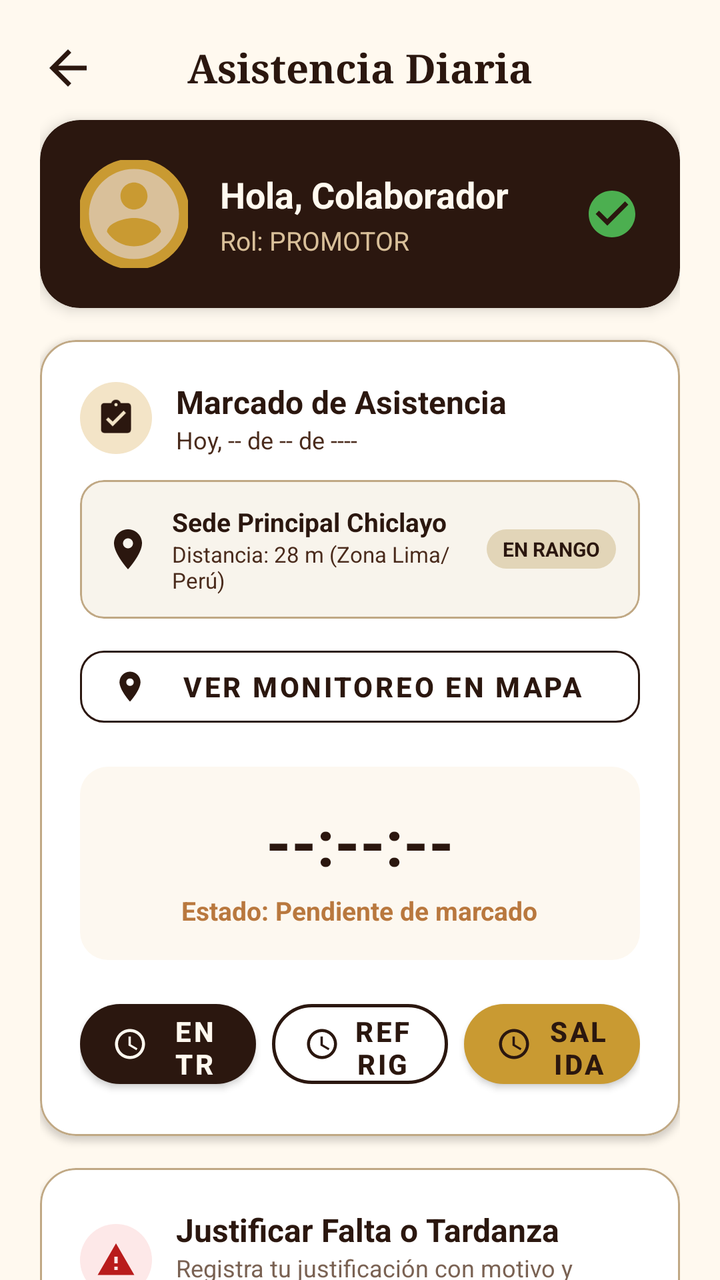
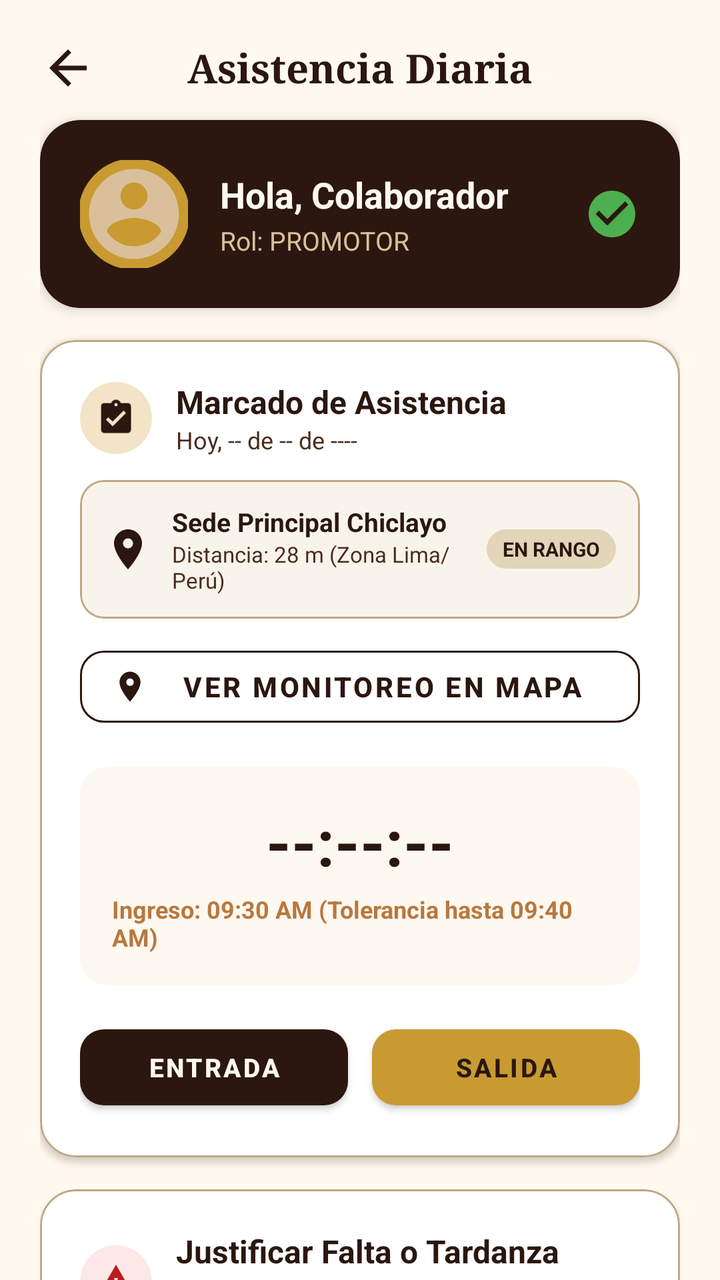

The first picture is an Android layout as it rendered before a commit; the second is the same layout after the commit. The layout source and the unified diff follow.
<!-- AndroidManifest.xml: application theme Theme.PiccoliField -->
<!-- res/layout/fragment_asistencias.xml -->
<?xml version="1.0" encoding="utf-8"?>
<androidx.core.widget.NestedScrollView xmlns:android="http://schemas.android.com/apk/res/android"
    xmlns:app="http://schemas.android.com/apk/res-auto"
    xmlns:tools="http://schemas.android.com/tools"
    android:layout_width="match_parent"
    android:layout_height="match_parent"
    android:background="@color/marfil_suave"
    android:fillViewport="true"
    tools:context=".ui.asistencias.AsistenciasFragment">

    <LinearLayout
        android:layout_width="match_parent"
        android:layout_height="wrap_content"
        android:orientation="vertical"
        android:padding="20dp">

        
        <RelativeLayout
            android:id="@+id/toolbarHeader"
            android:layout_width="match_parent"
            android:layout_height="wrap_content"
            android:layout_marginBottom="12dp">

            <ImageView
                android:id="@+id/btnBack"
                android:layout_width="28dp"
                android:layout_height="28dp"
                android:layout_alignParentStart="true"
                android:layout_centerVertical="true"
                android:background="?attr/selectableItemBackgroundBorderless"
                android:clickable="true"
                android:contentDescription="@string/cd_back"
                android:focusable="true"
                android:src="@drawable/ic_back_arrow"
                app:tint="@color/cafe_profundo" />

            <TextView
                android:id="@+id/tvToolbarTitle"
                android:layout_width="wrap_content"
                android:layout_height="wrap_content"
                android:layout_centerInParent="true"
                android:fontFamily="serif"
                android:text="Asistencia Diaria"
                android:textColor="@color/cafe_profundo"
                android:textSize="20sp"
                android:textStyle="bold" />
        </RelativeLayout>

        
        <com.google.android.material.card.MaterialCardView
            android:layout_width="match_parent"
            android:layout_height="wrap_content"
            app:cardBackgroundColor="@color/cafe_profundo"
            app:cardCornerRadius="20dp"
            app:cardElevation="4dp"
            app:strokeWidth="0dp">

            <LinearLayout
                android:layout_width="match_parent"
                android:layout_height="wrap_content"
                android:gravity="center_vertical"
                android:orientation="horizontal"
                android:padding="20dp">

                <com.google.android.material.imageview.ShapeableImageView
                    android:id="@+id/ivFotoColaboradorHeader"
                    android:layout_width="54dp"
                    android:layout_height="54dp"
                    android:background="@drawable/bg_stat_icon_circle"
                    android:backgroundTint="@color/dorado_premium"
                    android:scaleType="centerCrop"
                    app:shapeAppearanceOverlay="@style/ShapeAppearanceOverlay.App.CornerSize50Percent"
                    app:srcCompat="@drawable/ic_avatar_placeholder"
                    app:strokeColor="@color/dorado_premium"
                    app:strokeWidth="1.5dp"
                    tools:ignore="ContentDescription" />

                <LinearLayout
                    android:layout_width="0dp"
                    android:layout_height="wrap_content"
                    android:layout_marginStart="16dp"
                    android:layout_weight="1"
                    android:orientation="vertical">

                    <TextView
                        android:id="@+id/tvNombreColaborador"
                        android:layout_width="wrap_content"
                        android:layout_height="wrap_content"
                        android:text="Hola, Colaborador"
                        android:textColor="@color/marfil_suave"
                        android:textSize="18sp"
                        android:textStyle="bold" />

                    <TextView
                        android:id="@+id/tvRolColaborador"
                        android:layout_width="wrap_content"
                        android:layout_height="wrap_content"
                        android:layout_marginTop="2dp"
                        android:text="Rol: PROMOTOR"
                        android:textColor="@color/beige_licor"
                        android:textSize="13sp" />
                </LinearLayout>

                <ImageView
                    android:layout_width="28dp"
                    android:layout_height="28dp"
                    android:src="@drawable/ic_check_circle_green"
                    tools:ignore="ContentDescription" />
            </LinearLayout>
        </com.google.android.material.card.MaterialCardView>


        
        <com.google.android.material.card.MaterialCardView
            android:layout_width="match_parent"
            android:layout_height="wrap_content"
            android:layout_marginTop="16dp"
            app:cardBackgroundColor="@color/white"
            app:cardCornerRadius="18dp"
            app:cardElevation="2dp"
            app:strokeColor="@color/stroke_color"
            app:strokeWidth="1dp">

            <LinearLayout
                android:layout_width="match_parent"
                android:layout_height="wrap_content"
                android:orientation="vertical"
                android:padding="20dp">

                <LinearLayout
                    android:layout_width="match_parent"
                    android:layout_height="wrap_content"
                    android:gravity="center_vertical"
                    android:orientation="horizontal">

                    <ImageView
                        android:layout_width="36dp"
                        android:layout_height="36dp"
                        android:background="@drawable/bg_stat_icon_circle"
                        android:backgroundTint="#F3E4C7"
                        android:padding="8dp"
                        android:src="@drawable/ic_asistencias"
                        app:tint="@color/cafe_profundo"
                        tools:ignore="ContentDescription" />

                    <LinearLayout
                        android:layout_width="0dp"
                        android:layout_height="wrap_content"
                        android:layout_marginStart="12dp"
                        android:layout_weight="1"
                        android:orientation="vertical">

                        <TextView
                            android:layout_width="wrap_content"
                            android:layout_height="wrap_content"
                            android:text="Marcado de Asistencia"
                            android:textColor="@color/cafe_profundo"
                            android:textSize="16sp"
                            android:textStyle="bold" />

                        <TextView
                            android:id="@+id/tvFechaHoy"
                            android:layout_width="wrap_content"
                            android:layout_height="wrap_content"
                            android:text="Hoy, -- de -- de ----"
                            android:textColor="@color/chocolate"
                            android:textSize="12sp" />
                    </LinearLayout>
                </LinearLayout>

                
                <com.google.android.material.card.MaterialCardView
                    android:id="@+id/cardGeofenceInfo"
                    android:layout_width="match_parent"
                    android:layout_height="wrap_content"
                    android:layout_marginTop="12dp"
                    android:clickable="true"
                    android:focusable="true"
                    android:foreground="?android:attr/selectableItemBackground"
                    app:cardBackgroundColor="#F8F4EC"
                    app:cardCornerRadius="12dp"
                    app:cardElevation="0dp"
                    app:strokeColor="@color/stroke_color"
                    app:strokeWidth="1dp">

                    <LinearLayout
                        android:layout_width="match_parent"
                        android:layout_height="wrap_content"
                        android:gravity="center_vertical"
                        android:orientation="horizontal"
                        android:padding="12dp">

                        <ImageView
                            android:layout_width="24dp"
                            android:layout_height="24dp"
                            android:src="@drawable/ic_location_pin"
                            app:tint="@color/cafe_profundo"
                            tools:ignore="ContentDescription" />

                        <LinearLayout
                            android:layout_width="0dp"
                            android:layout_height="wrap_content"
                            android:layout_marginStart="10dp"
                            android:layout_weight="1"
                            android:orientation="vertical">

                            <TextView
                                android:layout_width="wrap_content"
                                android:layout_height="wrap_content"
                                android:text="Sede Principal Chiclayo"
                                android:textColor="@color/cafe_profundo"
                                android:textSize="13sp"
                                android:textStyle="bold" />

                            <TextView
                                android:id="@+id/tvDistanciaSede"
                                android:layout_width="wrap_content"
                                android:layout_height="wrap_content"
                                android:text="Distancia: 28 m (Zona Lima/Perú)"
                                android:textColor="@color/chocolate"
                                android:textSize="11sp" />
                        </LinearLayout>

                        <TextView
                            android:id="@+id/tvGeofenceBadge"
                            android:layout_width="wrap_content"
                            android:layout_height="wrap_content"
                            android:background="@drawable/bg_badge_on_time"
                            android:paddingHorizontal="8dp"
                            android:paddingVertical="3dp"
                            android:text="EN RANGO"
                            android:textColor="@color/status_on_time_text"
                            android:textSize="10sp"
                            android:textStyle="bold" />
                    </LinearLayout>
                </com.google.android.material.card.MaterialCardView>

                
                <com.google.android.material.button.MaterialButton
                    android:id="@+id/btnVerMapaMonitoreo"
                    style="@style/Widget.Piccoli.Button.Outlined"
                    android:layout_width="match_parent"
                    android:layout_height="48dp"
                    android:layout_marginTop="10dp"
                    android:text="Ver Monitoreo en Mapa"
                    android:textColor="@color/cafe_profundo"
                    app:cornerRadius="12dp"
                    app:icon="@drawable/ic_location_pin"
                    app:iconTint="@color/cafe_profundo"
                    app:strokeColor="@color/cafe_profundo"
                    app:strokeWidth="1dp" />

                
                <LinearLayout
                    android:layout_width="match_parent"
                    android:layout_height="wrap_content"
                    android:layout_marginTop="16dp"
                    android:background="@drawable/bg_badge_permission"
                    android:backgroundTint="#FDF8F0"
                    android:gravity="center"
                    android:orientation="vertical"
                    android:padding="16dp">

                    <TextView
                        android:id="@+id/tvHoraReloj"
                        android:layout_width="wrap_content"
                        android:layout_height="wrap_content"
                        android:text="--:--:--"
                        android:textColor="@color/cafe_profundo"
                        android:textSize="32sp"
                        android:textStyle="bold" />

                    <TextView
                        android:id="@+id/tvEstadoHoy"
                        android:layout_width="wrap_content"
                        android:layout_height="wrap_content"
                        android:layout_marginTop="4dp"
                        android:text="Estado: Pendiente de marcado"
                        android:textColor="@color/caramelo"
                        android:textSize="13sp"
                        android:textStyle="bold" />
                </LinearLayout>

                
                <LinearLayout
                    android:layout_width="match_parent"
                    android:layout_height="wrap_content"
                    android:layout_marginTop="16dp"
                    android:orientation="horizontal">

                    <com.google.android.material.button.MaterialButton
                        android:id="@+id/btnMarcarEntrada"
                        style="@style/Widget.Piccoli.Button.Primary"
                        android:layout_width="0dp"
                        android:layout_height="52dp"
                        android:layout_marginEnd="4dp"
                        android:layout_weight="1"
                        android:text="Entrada"
                        app:icon="@drawable/ic_clock"
                        app:iconTint="@color/marfil_suave" />

                    <com.google.android.material.button.MaterialButton
                        android:id="@+id/btnMarcarRefrigerio"
                        style="@style/Widget.Piccoli.Button.Outlined"
                        android:layout_width="0dp"
                        android:layout_height="52dp"
                        android:layout_marginHorizontal="4dp"
                        android:layout_weight="1"
                        android:text="Refrigerio"
                        app:icon="@drawable/ic_clock"
                        app:iconTint="@color/cafe_profundo" />

                    <com.google.android.material.button.MaterialButton
                        android:id="@+id/btnMarcarSalida"
                        style="@style/Widget.Piccoli.Button.Accent"
                        android:layout_width="0dp"
                        android:layout_height="52dp"
                        android:layout_marginStart="4dp"
                        android:layout_weight="1"
                        android:text="Salida"
                        app:icon="@drawable/ic_clock"
                        app:iconTint="@color/cafe_profundo" />
                </LinearLayout>
            </LinearLayout>
        </com.google.android.material.card.MaterialCardView>


        
        <com.google.android.material.card.MaterialCardView
            android:layout_width="match_parent"
            android:layout_height="wrap_content"
            android:layout_marginTop="16dp"
            app:cardBackgroundColor="@color/white"
            app:cardCornerRadius="18dp"
            app:cardElevation="2dp"
            app:strokeColor="@color/stroke_color"
            app:strokeWidth="1dp">

            <LinearLayout
                android:layout_width="match_parent"
                android:layout_height="wrap_content"
                android:orientation="vertical"
                android:padding="20dp">

                <LinearLayout
                    android:layout_width="match_parent"
                    android:layout_height="wrap_content"
                    android:gravity="center_vertical"
                    android:orientation="horizontal">

                    <ImageView
                        android:layout_width="36dp"
                        android:layout_height="36dp"
                        android:background="@drawable/bg_stat_icon_circle"
                        android:backgroundTint="#FDE8E8"
                        android:padding="8dp"
                        android:src="@drawable/ic_warning_alert"
                        app:tint="#B91C1C"
                        tools:ignore="ContentDescription" />

                    <LinearLayout
                        android:layout_width="0dp"
                        android:layout_height="wrap_content"
                        android:layout_marginStart="12dp"
                        android:layout_weight="1"
                        android:orientation="vertical">

                        <TextView
                            android:layout_width="wrap_content"
                            android:layout_height="wrap_content"
                            android:text="Justificar Falta o Tardanza"
                            android:textColor="@color/cafe_profundo"
                            android:textSize="16sp"
                            android:textStyle="bold" />

                        <TextView
                            android:layout_width="wrap_content"
                            android:layout_height="wrap_content"
                            android:text="Registra tu justificación con motivo y comprobante."
                            android:textColor="@color/color_text_muted"
                            android:textSize="12sp" />
                    </LinearLayout>
                </LinearLayout>

                
                <com.google.android.material.button.MaterialButton
                    android:id="@+id/btnAbrirJustificacionBS"
                    style="@style/Widget.Piccoli.Button.Primary"
                    android:layout_width="match_parent"
                    android:layout_height="50dp"
                    android:layout_marginTop="16dp"
                    android:text="Registrar Justificación"
                    app:cornerRadius="12dp"
                    app:icon="@drawable/ic_warning_alert"
                    app:iconTint="@color/marfil_suave" />

            </LinearLayout>
        </com.google.android.material.card.MaterialCardView>


        
        <com.google.android.material.card.MaterialCardView
            android:id="@+id/cardEstadoJustificacion"
            android:layout_width="match_parent"
            android:layout_height="wrap_content"
            android:layout_marginTop="16dp"
            android:layout_marginBottom="24dp"
            android:visibility="gone"
            app:cardBackgroundColor="#FFF8E7"
            app:cardCornerRadius="16dp"
            app:cardElevation="1dp"
            app:strokeColor="@color/dorado_premium"
            app:strokeWidth="1dp"
            tools:visibility="visible">

            <LinearLayout
                android:layout_width="match_parent"
                android:layout_height="wrap_content"
                android:orientation="vertical"
                android:padding="16dp">

                <TextView
                    android:layout_width="wrap_content"
                    android:layout_height="wrap_content"
                    android:text="Última Justificación Enviada"
                    android:textColor="@color/cafe_profundo"
                    android:textSize="14sp"
                    android:textStyle="bold" />

                <TextView
                    android:id="@+id/tvMotivoResumen"
                    android:layout_width="wrap_content"
                    android:layout_height="wrap_content"
                    android:layout_marginTop="4dp"
                    android:text="Motivo: Salud / Cita Médica"
                    android:textColor="@color/chocolate"
                    android:textSize="13sp" />

                <TextView
                    android:id="@+id/tvDetalleResumen"
                    android:layout_width="wrap_content"
                    android:layout_height="wrap_content"
                    android:layout_marginTop="2dp"
                    android:text="Detalle: Se adjuntará el descanso médico correspondiente."
                    android:textColor="@color/color_text_muted"
                    android:textSize="12sp" />

                <TextView
                    android:id="@+id/tvEstadoJustificacionBadge"
                    android:layout_width="wrap_content"
                    android:layout_height="wrap_content"
                    android:layout_marginTop="8dp"
                    android:background="@drawable/bg_badge_permission"
                    android:paddingHorizontal="10dp"
                    android:paddingVertical="4dp"
                    android:text="ENVIADA - PENDIENTE DE REVISIÓN"
                    android:textColor="@color/status_permission_text"
                    android:textSize="11sp"
                    android:textStyle="bold" />
            </LinearLayout>
        </com.google.android.material.card.MaterialCardView>

    </LinearLayout>
</androidx.core.widget.NestedScrollView>
<!-- resources referenced by this layout -->
<resources>
  <color name="beige_licor">#D9C09A</color>
  <color name="cafe_profundo">#2B170F</color>
  <color name="caramelo">#B9783E</color>
  <color name="chocolate">#4A2B1C</color>
  <color name="color_text_muted">#7A6253</color>
  <color name="dorado_premium">#C99A32</color>
  <color name="marfil_suave">#FFF9EF</color>
  <color name="status_on_time_text">#2B170F</color>
  <color name="status_permission_text">#FFF9EF</color>
  <color name="stroke_color">#C0A884</color>
  <color name="white">#FFFFFFFF</color>
  <!-- drawable bg_badge_on_time (drawable) -->
  <?xml version="1.0" encoding="utf-8"?>
  <shape xmlns:android="http://schemas.android.com/apk/res/android"
      android:shape="rectangle">
      <solid android:color="@color/status_on_time_bg" />
      <corners android:radius="14dp" />
  </shape>
  <!-- drawable bg_badge_permission (drawable) -->
  <?xml version="1.0" encoding="utf-8"?>
  <shape xmlns:android="http://schemas.android.com/apk/res/android"
      android:shape="rectangle">
      <solid android:color="@color/status_permission_bg" />
      <corners android:radius="14dp" />
  </shape>
  <!-- drawable bg_stat_icon_circle (drawable) -->
  <?xml version="1.0" encoding="utf-8"?>
  <shape xmlns:android="http://schemas.android.com/apk/res/android"
      android:shape="oval">
      <solid android:color="#F3E4C7" />
  </shape>
  <!-- drawable ic_back_arrow (drawable) -->
  <vector xmlns:android="http://schemas.android.com/apk/res/android"
      android:width="24dp"
      android:height="24dp"
      android:viewportWidth="24"
      android:viewportHeight="24">
    <path
        android:fillColor="#2B170F"
        android:pathData="M20,11H7.83l5.59,-5.59L12,4l-8,8 8,8 1.41,-1.41L7.83,13H20v-2z"/>
  </vector>
  <!-- drawable ic_clock (drawable) -->
  <?xml version="1.0" encoding="utf-8"?>
  <vector xmlns:android="http://schemas.android.com/apk/res/android"
      android:width="24dp"
      android:height="24dp"
      android:viewportWidth="24"
      android:viewportHeight="24">
      <path
          android:fillColor="#2B170F"
          android:pathData="M11.99,2C6.47,2 2,6.48 2,12s4.47,10 9.99,10C17.52,22 22,17.52 22,12S17.52,2 11.99,2zM12,20c-4.42,0 -8,-3.58 -8,-8s3.58,-8 8,-8 8,3.58 8,8 -3.58,8 -8,8zm.5,-13H11v6l5.25,3.15.75-1.23-4.5-2.67z"/>
  </vector>
  <!-- drawable ic_warning_alert (drawable) -->
  <vector xmlns:android="http://schemas.android.com/apk/res/android"
      android:width="24dp"
      android:height="24dp"
      android:viewportWidth="24"
      android:viewportHeight="24">
    <path
        android:fillColor="#B9783E"
        android:pathData="M1,21h22L12,2 1,21zm12,-3h-2v-2h2v2zm0,-4h-2v-4h2v4z"/>
  </vector>
  <string name="cd_back">Volver</string>
  <style name="ShapeAppearanceOverlay.App.CornerSize50Percent" parent="">
          <item name="cornerSize">50%</item>
      </style>
  <style name="Widget.Piccoli.Button.Accent" parent="Widget.MaterialComponents.Button">
          <item name="backgroundTint">@color/dorado_premium</item>
          <item name="android:textColor">@color/cafe_profundo</item>
          <item name="cornerRadius">24dp</item>
          <item name="android:textSize">@dimen/text_size_body</item>
          <item name="android:textStyle">bold</item>
      </style>
  <style name="Widget.Piccoli.Button.Primary" parent="Widget.MaterialComponents.Button">
          <item name="backgroundTint">@color/cafe_profundo</item>
          <item name="android:textColor">@color/marfil_suave</item>
          <item name="cornerRadius">24dp</item>
          <item name="android:textSize">@dimen/text_size_body</item>
          <item name="android:textStyle">bold</item>
      </style>
  <style name="Theme.PiccoliField" parent="Base.Theme.PiccoliField" />
  <color name="status_on_time_bg">#E2D5B8</color>
  <color name="status_permission_bg">#8C7A6B</color>
  <dimen name="text_size_body">14sp</dimen>
  <style name="Base.Theme.PiccoliField" parent="Theme.Material3.DayNight.NoActionBar">
          
          
      </style>
  <!-- unchanged entries left out for length: 5 -->
</resources>

<!-- the commit's change to res/layout/fragment_asistencias.xml (unified diff, before → after) -->
@@ -275,12 +275,23 @@
                         android:layout_width="wrap_content"
                         android:layout_height="wrap_content"
                         android:layout_marginTop="4dp"
-                        android:text="Estado: Pendiente de marcado"
+                        android:text="Ingreso: 09:30 AM (Tolerancia hasta 09:40 AM)"
                         android:textColor="@color/caramelo"
-                        android:textSize="13sp"
+                        android:textSize="12sp"
                         android:textStyle="bold" />
+
+                    <ProgressBar
+                        android:id="@+id/pbLoadingAsistencia"
+                        style="?android:attr/progressBarStyleSmall"
+                        android:layout_width="28dp"
+                        android:layout_height="28dp"
+                        android:layout_marginTop="8dp"
+                        android:indeterminateTint="@color/cafe_profundo"
+                        android:visibility="gone"
+                        tools:visibility="visible" />
                 </LinearLayout>
 
+                
                 
                 <LinearLayout
                     android:layout_width="match_parent"
@@ -292,34 +303,29 @@
                         android:id="@+id/btnMarcarEntrada"
                         style="@style/Widget.Piccoli.Button.Primary"
                         android:layout_width="0dp"
-                        android:layout_height="52dp"
-                        android:layout_marginEnd="4dp"
+                        android:layout_height="50dp"
+                        android:layout_marginEnd="6dp"
                         android:layout_weight="1"
-                        android:text="Entrada"
-                        app:icon="@drawable/ic_clock"
-                        app:iconTint="@color/marfil_suave" />
-
-                    <com.google.android.material.button.MaterialButton
-                        android:id="@+id/btnMarcarRefrigerio"
-                        style="@style/Widget.Piccoli.Button.Outlined"
-                        android:layout_width="0dp"
-                        android:layout_height="52dp"
-                        android:layout_marginHorizontal="4dp"
-                        android:layout_weight="1"
-                        android:text="Refrigerio"
-                        app:icon="@drawable/ic_clock"
-                        app:iconTint="@color/cafe_profundo" />
+                        android:maxLines="1"
+                        android:text="ENTRADA"
+                        android:textAllCaps="true"
+                        android:textSize="13sp"
+                        android:textStyle="bold"
+                        app:cornerRadius="12dp" />
 
                     <com.google.android.material.button.MaterialButton
                         android:id="@+id/btnMarcarSalida"
                         style="@style/Widget.Piccoli.Button.Accent"
                         android:layout_width="0dp"
-                        android:layout_height="52dp"
-                        android:layout_marginStart="4dp"
+                        android:layout_height="50dp"
+                        android:layout_marginStart="6dp"
                         android:layout_weight="1"
-                        android:text="Salida"
-                        app:icon="@drawable/ic_clock"
-                        app:iconTint="@color/cafe_profundo" />
+                        android:maxLines="1"
+                        android:text="SALIDA"
+                        android:textAllCaps="true"
+                        android:textSize="13sp"
+                        android:textStyle="bold"
+                        app:cornerRadius="12dp" />
                 </LinearLayout>
             </LinearLayout>
         </com.google.android.material.card.MaterialCardView>
@@ -327,6 +333,7 @@
 
         
         <com.google.android.material.card.MaterialCardView
+            android:id="@+id/cardJustificacionContainer"
             android:layout_width="match_parent"
             android:layout_height="wrap_content"
             android:layout_marginTop="16dp"
<!-- resource entries referenced after the edit -->
@@ -41,17 +41,6 @@
         android:fillColor="#2B170F"
         android:pathData="M20,11H7.83l5.59,-5.59L12,4l-8,8 8,8 1.41,-1.41L7.83,13H20v-2z"/>
   </vector>
-  <!-- drawable ic_clock (drawable) -->
-  <?xml version="1.0" encoding="utf-8"?>
-  <vector xmlns:android="http://schemas.android.com/apk/res/android"
-      android:width="24dp"
-      android:height="24dp"
-      android:viewportWidth="24"
-      android:viewportHeight="24">
-      <path
-          android:fillColor="#2B170F"
-          android:pathData="M11.99,2C6.47,2 2,6.48 2,12s4.47,10 9.99,10C17.52,22 22,17.52 22,12S17.52,2 11.99,2zM12,20c-4.42,0 -8,-3.58 -8,-8s3.58,-8 8,-8 8,3.58 8,8 -3.58,8 -8,8zm.5,-13H11v6l5.25,3.15.75-1.23-4.5-2.67z"/>
-  </vector>
   <!-- drawable ic_warning_alert (drawable) -->
   <vector xmlns:android="http://schemas.android.com/apk/res/android"
       android:width="24dp"
